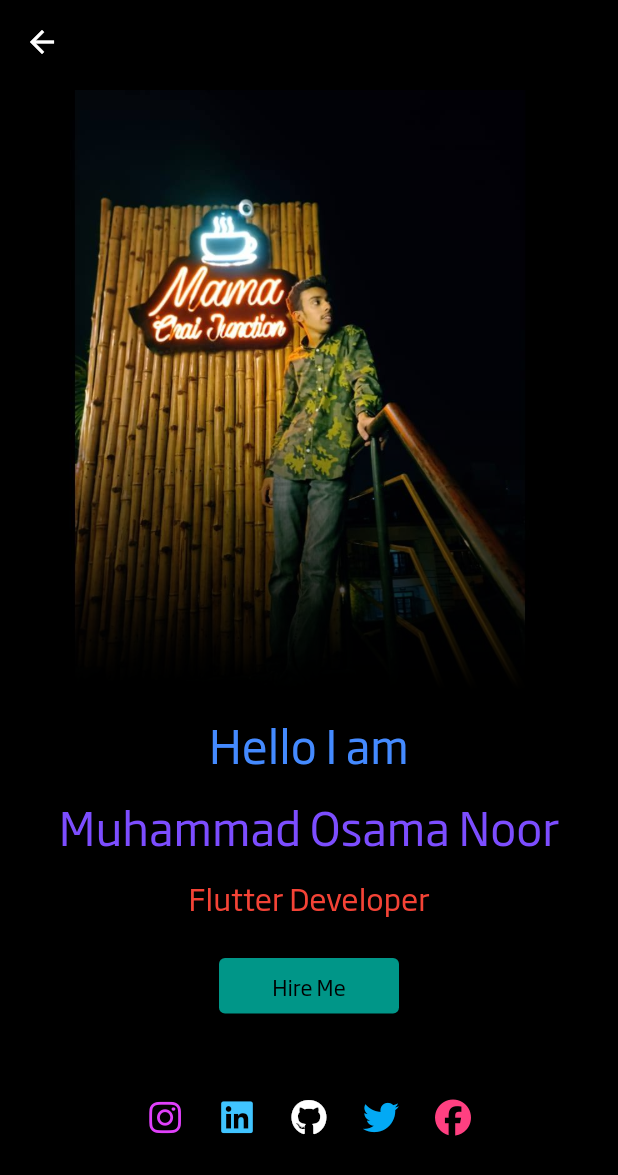
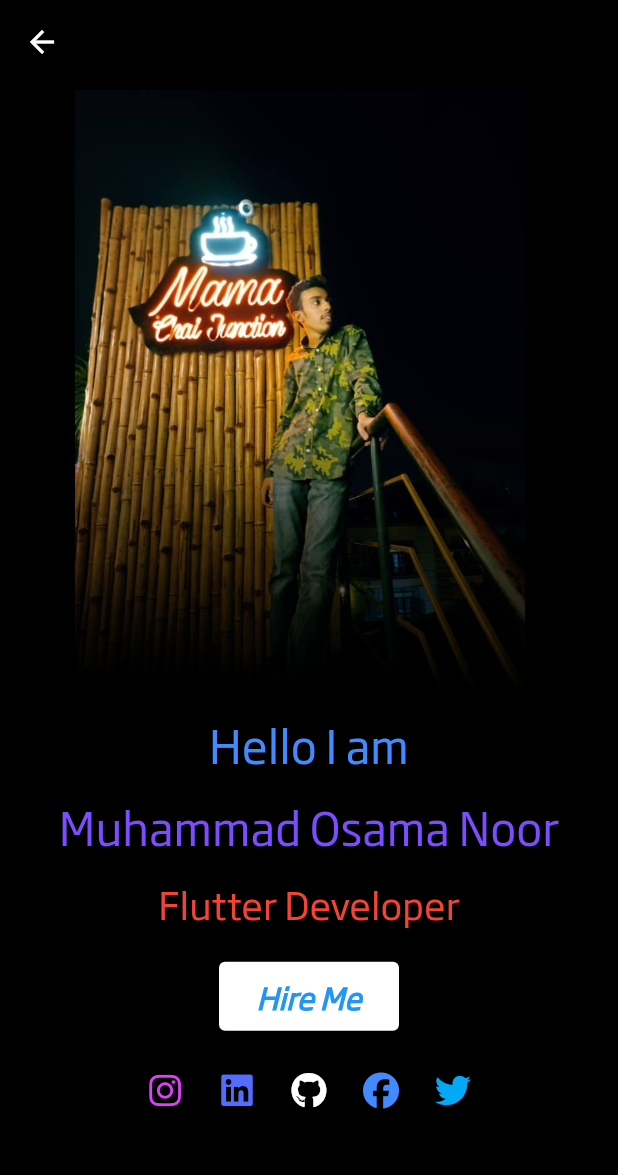
Before and after one commit to osamanoor17/Flutter-folio, a Flutter app: the MyApp screen opened by its route, after a tap on "Hire Me", on a phone screen of 412 x 824 dp. Shown: the top 1175 px of the screen. Run offline on Flutter 3.47's test engine with Material 2 defaults, Android fonts, the phone set to English and light mode, and no system bars; our stand-ins replace font_awesome_flutter, sliding_sheet; statements that could not run were skipped.

Commit message:
Update main.dart

```diff
--- a/lib/main.dart
+++ b/lib/main.dart
@@ -78,60 +78,112 @@ class _MyAppState extends State<MyApp> {
                   ),
                   const Text(
                     'Flutter Developer',
-                    style: TextStyle(color: Colors.red, fontSize: 20),
+                    style: TextStyle(color: Colors.red, fontSize: 25),
                   ),
                   const SizedBox(
                     height: 20,
                   ),
                 SizedBox(
                   child: TextButton(
-                      onPressed: () {},
-                      child: Text('Hire Me'),
+
+                    onPressed: () async{
+                      const url =
+                          'https://muhammadosamanoor.ipzoneerp.com/';// or add your URL here
+                      if (await canLaunch(url)) {
+                        await launch(url);
+                      } else {
+                        throw 'Could not launch $url';
+                      }
+                    },
+                    child: Text('Hire Me',style: TextStyle(
+                      fontSize: 20,
+                      fontStyle: FontStyle.italic,
+                      fontWeight: FontWeight.bold,
+                    ),),
                     style: TextButton.styleFrom(
-                        primary: Colors.black,
-                        backgroundColor: Colors.teal, // Background Color
+                      primary: Colors.blue,
+                      backgroundColor: Colors.white, // Background Color
                     ),
                   ),
                   width: 120,
                 ),
-                  SizedBox(
-                    height: 40,
+                const SizedBox(
+                  height: 15,
                 ),
                 Row(
                     mainAxisAlignment: MainAxisAlignment.center,
                     children: [
                     IconButton(
-                          onPressed: (){
+                    onPressed: () async{
+            const url =
+            'https://www.instagram.com/me_izz_osama';// or add your URL here
+            if (await canLaunch(url)) {
+            await launch(url);
+            } else {
+            throw 'Could not launch $url';
+            }
             },
-                          icon: Icon(
+                icon: const Icon(
                   FontAwesomeIcons.instagram,
                   color: Colors.purpleAccent,
                 )),
       IconButton(
-                          onPressed: () {},
-                          icon: Icon(
+          onPressed: ()async {
+            const url =
+                'https://www.linkedin.com/in/muhammad-osama-noor-4185571a1?lipi=urn%3Ali%3Apage%3Ad_flagship3_profile_view_base_contact_details%3BeWgzkIiMTnGZCPDVz2ITVQ%3D%3D';// or add your URL here
+            if (await canLaunch(url)) {
+              await launch(url);
+            } else {
+              throw 'Could not launch $url';
+            }
+          },
+          icon: const Icon(
             FontAwesomeIcons.linkedin,
-                            color: Colors.lightBlueAccent,
+            color: Colors.indigoAccent,
           )),
       IconButton(
-                          onPressed: () {},
+          onPressed: () async {
+            const url =
+                'https://github.com/Meizzosama';// or add your URL here
+            if (await canLaunch(url)) {
+              await launch(url);
+            } else {
+              throw 'Could not launch $url';
+            }
+          },
           icon: Icon(
             FontAwesomeIcons.github,
             color: Colors.white,
           )),
                       IconButton(
-                          onPressed: () {},
+                          onPressed: () async {
+                            const url =
+                                'https://www.facebook.com/osama.don17';// or add your URL here
+                            if (await canLaunch(url)) {
+                              await launch(url);
+                            } else {
+                              throw 'Could not launch $url';
+                            }
+                          },
+                          icon: Icon(
+                            FontAwesomeIcons.facebook,
+                            color: Colors.blueAccent,
+                          )),
+                      IconButton(
+                          onPressed: () async {
+                            const url =
+                                'https://twitter.com/me_izz_osama';// or add your URL here
+                            if (await canLaunch(url)) {
+                              await launch(url);
+                            } else {
+                              throw 'Could not launch $url';
+                            }
+                          },
                           icon: Icon(
                             FontAwesomeIcons.twitter,
                             color: Colors.lightBlue,
                           )),
-                      IconButton(
-                          onPressed: () {},
-                          icon: Icon(
-                            FontAwesomeIcons.facebook,
-                            color: Colors.pinkAccent,
-                          ),
-                      ),
+
 
                     ],
                   )
```
Lines whose indentation alone changed are shown as unchanged.
